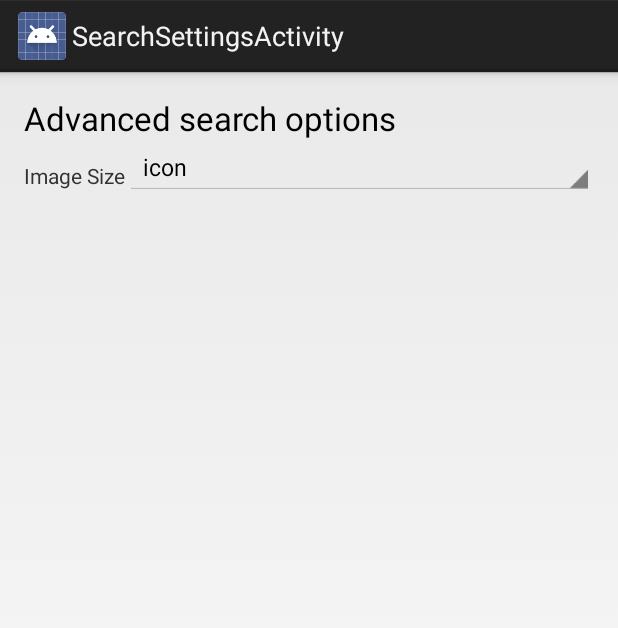
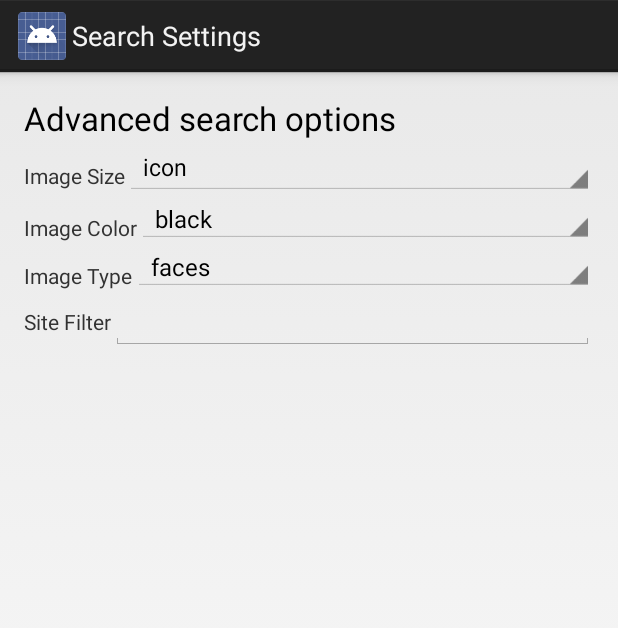
Before and after one commit to robertkarl/freezing-spice, an Android app: the screen it shows after launch (SearchSettingsActivity), after a tap on "Settings", on a phone screen of 412 x 824 dp. Shown: the top 628 px of the screen. Run offline under Robolectric (Android 15) with nearby library versions, the phone set to English and light mode, and no system bars; libraries missing offline, so code that uses them is left out: org.lucasr.smoothie; 1 statement that could not run was skipped.

Commit message:
Settings saves values between activities

```diff
--- a/app/src/main/java/net/robertkarl/gridimagesearch/app/SearchActivity.java
+++ b/app/src/main/java/net/robertkarl/gridimagesearch/app/SearchActivity.java
@@ -91,7 +91,13 @@ public class SearchActivity extends Activity {
         Toast.makeText(this,String.format("Searching for %s", query), Toast.LENGTH_LONG).show();
 
         AsyncHttpClient client = new AsyncHttpClient();
-        String URL = String.format("http://ajax.googleapis.com/ajax/services/search/images?imgsz=%s&rsz=8&start=%d&v=1.0&q=%s", mSearchSettings.imageSize, 0, query);
+        String URLBase = "http://ajax.googleapis.com/ajax/services/search/images";
+        String URL = URLBase + String.format("?imgtype=%s&imgcolor=%s&imgsz=%s&rsz=8&start=%d&v=1.0&q=%s",
+                mSearchSettings.imageType,
+                mSearchSettings.imageColor,
+                mSearchSettings.imageSize,
+                0,
+                query);
         client.get(URL,
                 new JsonHttpResponseHandler() {
                     @Override
@@ -102,8 +108,6 @@ public class SearchActivity extends Activity {
                             imageJsonResults = response.getJSONObject("responseData").getJSONArray("results");
                             imageResults.clear();
                             imageAdapter.addAll(ImageResult.fromJSONArray(imageJsonResults));
-
-                            Log.d("DEBUG", imageResults.toString());
                         }
                         catch (JSONException e) {
                             // ignore
--- a/app/src/main/java/net/robertkarl/gridimagesearch/app/SearchSettingsActivity.java
+++ b/app/src/main/java/net/robertkarl/gridimagesearch/app/SearchSettingsActivity.java
@@ -3,40 +3,116 @@ package net.robertkarl.gridimagesearch.app;
 import android.app.Activity;
 import android.content.Intent;
 import android.os.Bundle;
+import android.view.KeyEvent;
 import android.view.View;
+import android.widget.Adapter;
 import android.widget.AdapterView;
 import android.widget.ArrayAdapter;
+import android.widget.EditText;
 import android.widget.Spinner;
+import android.widget.SpinnerAdapter;
 
+import java.util.ArrayList;
+
+/**
+ * Activity allowing user to set image color, type, size filters.
+ */
 public class SearchSettingsActivity extends Activity {
 
-    private Spinner imageSizeSpinner;
-    private ArrayAdapter<CharSequence> imageSizeAdapter;
+    ArrayList <Spinner>mSettingsSpinners = new ArrayList<Spinner>();
+    ArrayList <SpinnerAdapter>mSpinnerAdapters = new ArrayList<SpinnerAdapter>();
+
     private SearchSettingsModel mSearchSettings;
+
+    private EditText etSiteFilter;
 
     @Override
     protected void onCreate(Bundle savedInstanceState) {
         super.onCreate(savedInstanceState);
         setContentView(R.layout.activity_search_settings);
 
-        mSearchSettings = (SearchSettingsModel)getIntent().getSerializableExtra(SearchActivity.SEARCH_SETTINGS_EXTRA);
+        mSearchSettings = (SearchSettingsModel)getIntent()
+                .getSerializableExtra(SearchActivity.SEARCH_SETTINGS_EXTRA);
 
-        setupSizeSpinner();
+        /// Note: changing the order of these calls will cause fields to be saved in the wrong places
+        appendAndSetupSpinner(R.id.imageSizeSpinner, R.array.image_sizes);
+        appendAndSetupSpinner(R.id.imageColorSpinner, R.array.image_colors);
+        appendAndSetupSpinner(R.id.imageTypeSpinner, R.array.image_types);
+
+
+        setupSiteFilterEdit();
     }
 
-    private void setupSizeSpinner() {
-        imageSizeSpinner = (Spinner)findViewById(R.id.imageSizeSpinner);
-        imageSizeAdapter = ArrayAdapter.createFromResource(this,
-                R.array.image_sizes, android.R.layout.simple_spinner_item);
-        imageSizeSpinner.setAdapter(imageSizeAdapter);
+    private void setupSiteFilterEdit() {
+        etSiteFilter = (EditText)findViewById(R.id.etSiteFilter);
+        etSiteFilter.setText(mSearchSettings.siteFilter);
+        etSiteFilter.setOnKeyListener(new View.OnKeyListener() {
+            @Override
+            public boolean onKey(View v, int keyCode, KeyEvent event) {
+                if (keyCode == KeyEvent.KEYCODE_ENTER) {
+                    /// Just consume it.
+                    return true;
+                }
+                mSearchSettings.siteFilter = etSiteFilter.getText().toString();
+                return false;
+            }
+        });
+        etSiteFilter.setOnFocusChangeListener(new View.OnFocusChangeListener() {
+            @Override
+            public void onFocusChange(View v, boolean hasFocus) {
+                if (!hasFocus) {
+                    mSearchSettings.siteFilter = etSiteFilter.getText().toString();
+                }
+            }
+        });
+    }
 
-        int startIndex = indexForItem(mSearchSettings.imageSize);
-        imageSizeSpinner.setSelection(startIndex);
+    private void appendAndSetupSpinner(int spinnerID, int preferenceStrings) {
+        final Spinner spinner = (Spinner)findViewById(spinnerID);
+        mSettingsSpinners.add(spinner);
+        SpinnerAdapter adapter = ArrayAdapter.createFromResource(this,
+                preferenceStrings, android.R.layout.simple_spinner_item);
+        mSpinnerAdapters.add(adapter);
+        spinner.setAdapter(adapter);
 
-        imageSizeSpinner.setOnItemSelectedListener(new AdapterView.OnItemSelectedListener() {
+        String savedPreferenceName;
+        int spinnerIndex = mSettingsSpinners.indexOf(spinner);
+        switch (spinnerIndex) {
+            case 0:
+                savedPreferenceName = mSearchSettings.imageSize;
+                break;
+            case 1:
+                savedPreferenceName = mSearchSettings.imageColor;
+                break;
+            case 2:
+                savedPreferenceName = mSearchSettings.imageType;
+                break;
+            default:
+                savedPreferenceName = null;
+        }
+
+        int startIndex = indexForItem(adapter, savedPreferenceName);
+        spinner.setSelection(startIndex);
+
+        spinner.setOnItemSelectedListener(new AdapterView.OnItemSelectedListener() {
             @Override
             public void onItemSelected(AdapterView<?> parent, View view, int position, long id) {
-                mSearchSettings.imageSize = imageSizeAdapter.getItem(position).toString();
+
+                int spinnerIndex = mSpinnerAdapters.indexOf(parent.getAdapter());
+                String settingValue = parent.getAdapter().getItem(position).toString();
+                switch (spinnerIndex) {
+                    case 0:
+                        mSearchSettings.imageSize = settingValue;
+                        break;
+                    case 1:
+                        mSearchSettings.imageColor = settingValue;
+                        break;
+                    case 2:
+                        mSearchSettings.imageType = settingValue;
+                        break;
+                    default:
+                }
+
             }
 
             @Override
@@ -47,9 +123,11 @@ public class SearchSettingsActivity extends Activity {
 
     }
 
-    int indexForItem(String item) {
-        for (int i = 0; i < imageSizeAdapter.getCount(); i++) {
-            if (imageSizeAdapter.getItem(i).equals(item)) {
+    /// Return the name of the spinner item for the given adapter
+    /// at the given index.
+    private int indexForItem(Adapter adapter, String item) {
+        for (int i = 0; i < adapter.getCount(); i++) {
+            if (adapter.getItem(i).equals(item)) {
                 return i;
             }
         }
@@ -61,11 +139,7 @@ public class SearchSettingsActivity extends Activity {
         Intent answer = new Intent();
         answer.putExtra(SearchActivity.SEARCH_SETTINGS_EXTRA, mSearchSettings);
         setResult(RESULT_OK, answer);
-        super.onBackPressed();
+        finish();
     }
 
-    @Override
-    protected void onPause() {
-        super.onPause();
-    }
 }
--- a/app/src/main/java/net/robertkarl/gridimagesearch/app/SearchSettingsModel.java
+++ b/app/src/main/java/net/robertkarl/gridimagesearch/app/SearchSettingsModel.java
@@ -5,5 +5,8 @@ import java.io.Serializable;
 public class SearchSettingsModel implements Serializable {
 
     public String imageSize;
+    public String imageColor;
+    public String imageType;
+    public String siteFilter;
 
 }
--- a/app/src/main/res/layout/activity_search_settings.xml
+++ b/app/src/main/res/layout/activity_search_settings.xml
@@ -25,14 +25,52 @@
             android:layout_width="wrap_content"
             android:layout_height="wrap_content"
             android:layout_marginTop="5dp"
-            android:text="Image Size"
-            android:id="@+id/textView2"
-            android:layout_below="@+id/textView" />
+            android:text="Image Size"/>
         <Spinner
             android:layout_width="wrap_content"
             android:layout_weight="1"
             android:layout_height="wrap_content"
             android:id="@+id/imageSizeSpinner" />
         </LinearLayout>
-
+    <LinearLayout
+        android:layout_width="match_parent"
+        android:layout_height="wrap_content">
+        <TextView
+            android:layout_width="wrap_content"
+            android:layout_height="wrap_content"
+            android:layout_marginTop="5dp"
+            android:text="Image Color" />
+        <Spinner
+            android:layout_width="wrap_content"
+            android:layout_height="wrap_content"
+            android:layout_weight="1"
+            android:id="@+id/imageColorSpinner" />
+    </LinearLayout>
+    <LinearLayout
+        android:layout_width="match_parent"
+        android:layout_height="wrap_content">
+        <TextView
+            android:layout_width="wrap_content"
+            android:layout_height="wrap_content"
+            android:layout_marginTop="5dp"
+            android:text="Image Type" />
+        <Spinner
+            android:layout_width="wrap_content"
+            android:layout_height="wrap_content"
+            android:layout_weight="1"
+            android:id="@+id/imageTypeSpinner" />
+    </LinearLayout>
+    <LinearLayout
+        android:layout_width="match_parent"
+        android:layout_height="wrap_content">
+        <TextView
+            android:layout_width="wrap_content"
+            android:layout_height="wrap_content"
+            android:text="Site Filter"/>
+        <EditText
+            android:layout_width="wrap_content"
+            android:layout_height="wrap_content"
+            android:id="@+id/etSiteFilter"
+            android:layout_weight="1"/>
+        </LinearLayout>
 </LinearLayout>
--- a/app/src/main/res/values/image_sizes.xml
+++ /dev/null
@@ -1,8 +0,0 @@
-<?xml version="1.0" encoding="utf-8"?>
-<resources>
-    <string-array name="image_sizes">
-        <item>icon</item>
-        <item>medium</item>
-        <item>xxlarge</item>
-    </string-array>
-</resources>
--- /dev/null
+++ b/app/src/main/res/values/preference_values.xml
@@ -0,0 +1,28 @@
+<?xml version="1.0" encoding="utf-8"?>
+<resources>
+    <string-array name="image_sizes">
+        <item>icon</item>
+        <item>medium</item>
+        <item>xxlarge</item>
+    </string-array>
+    <string-array name="image_colors">
+        <item>black</item>
+        <item>blue</item>
+        <item>brown</item>
+        <item>gray</item>
+        <item>green</item>
+        <item>orange</item>
+        <item>pink</item>
+        <item>purple</item>
+        <item>red</item>
+        <item>teal</item>
+        <item>white</item>
+        <item>yellow</item>
+    </string-array>
+    <string-array name="image_types">
+        <item>faces</item>
+        <item>photo</item>
+        <item>clipart</item>
+        <item>lineart</item>
+    </string-array>
+</resources>
--- a/app/src/main/res/values/strings.xml
+++ b/app/src/main/res/values/strings.xml
@@ -1,11 +1,11 @@
 <?xml version="1.0" encoding="utf-8"?>
 <resources>
 
-    <string name="app_name">GridImageSearch</string>
+    <string name="app_name">Search Google Images</string>
     <string name="hello_world">Hello world!</string>
     <string name="action_settings">Settings</string>
     <string name="hint_query">Enter Search Term</string>
-    <string name="title_activity_full_screen_image">FullScreenImageActivity</string>
-    <string name="title_activity_search_settings">SearchSettingsActivity</string>
+    <string name="title_activity_full_screen_image">Image Details</string>
+    <string name="title_activity_search_settings">Search Settings</string>
 
 </resources>
```
